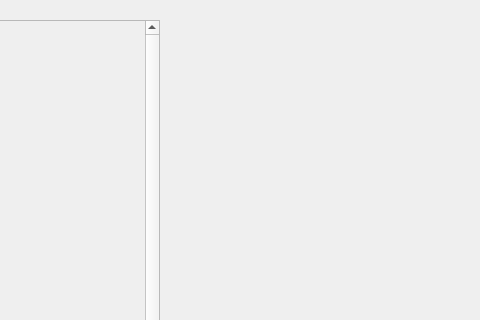
The window that client/decan-pyqt/views/resources/ui_files/main_view.ui (sebastiannoenning/decan) describes before a commit, drawn with Qt 5; both pictures show x 320 to 800 and y 0 to 320 of the 800 by 480 pixel window.
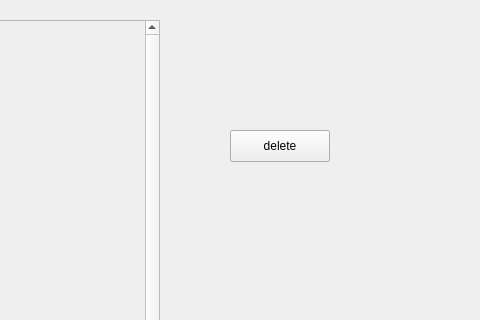
The same window after the commit. The open tabs and pages were chosen to show the change. Custom widgets are drawn as their Qt base class.

Commit message: testing item deletion inside of eventlistview

The edit to the form file:
```diff
--- a/client/decan-pyqt/views/resources/ui_files/main_view.ui
+++ b/client/decan-pyqt/views/resources/ui_files/main_view.ui
@@ -436,6 +436,19 @@
         </property>
        </widget>
       </widget>
+      <widget class="QPushButton" name="b_delete">
+       <property name="geometry">
+        <rect>
+         <x>420</x>
+         <y>120</y>
+         <width>100</width>
+         <height>32</height>
+        </rect>
+       </property>
+       <property name="text">
+        <string>delete</string>
+       </property>
+      </widget>
      </widget>
      <widget class="QWidget" name="page_addevent">
       <widget class="QScrollArea" name="eventform">
```
The commit also changes 1 other file.
